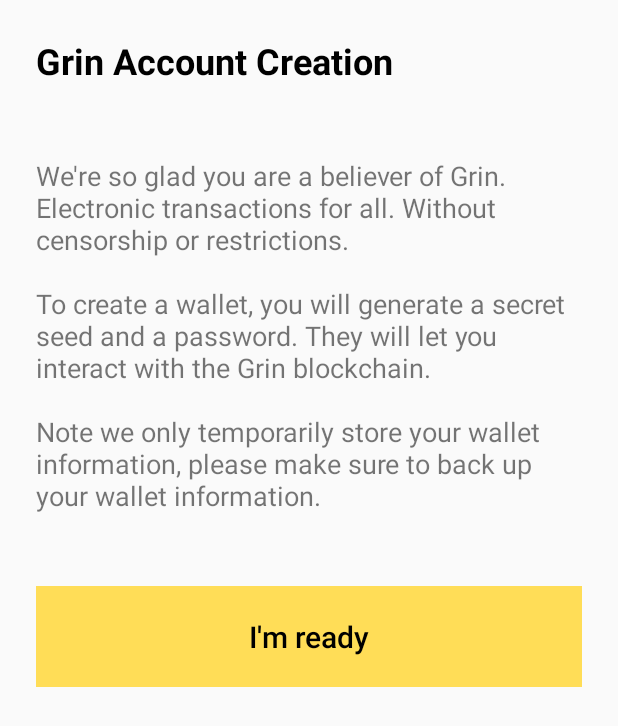
After one commit to grin-wallet/scalar, an Android app: the CreateAccountActivity screen opened directly, with no data from a screen before it, on a phone screen of 412 x 824 dp. The commit adds this screen. Shown: the top 726 px of the screen. Run offline under Robolectric (Android 15) with nearby library versions, the phone set to English and light mode, and no system bars.

Commit message:
Add Create account inital activity

```diff
--- a/app/src/main/AndroidManifest.xml
+++ b/app/src/main/AndroidManifest.xml
@@ -9,6 +9,7 @@
         android:roundIcon="@mipmap/ic_launcher_round"
         android:supportsRtl="true"
         android:theme="@style/AppTheme">
+        <activity android:name=".activities.CreateAccountActivity"></activity>
         <activity android:name=".activities.LoginActivity">
             <intent-filter>
                 <action android:name="android.intent.action.MAIN" />
--- /dev/null
+++ b/app/src/main/java/com/scalar/scalar/activities/CreateAccountActivity.kt
@@ -0,0 +1,13 @@
+package com.scalar.scalar.activities
+
+import android.os.Bundle
+import com.scalar.scalar.BaseActivity
+import com.scalar.scalar.R
+
+class CreateAccountActivity : BaseActivity() {
+
+    override fun onCreate(savedInstanceState: Bundle?) {
+        super.onCreate(savedInstanceState)
+        setContentView(R.layout.activity_create_account)
+    }
+}
--- a/app/src/main/java/com/scalar/scalar/activities/LoginActivity.kt
+++ b/app/src/main/java/com/scalar/scalar/activities/LoginActivity.kt
@@ -1,13 +1,23 @@
 package com.scalar.scalar.activities
 
+import android.content.Intent
 import android.os.Bundle
 import com.scalar.scalar.BaseActivity
 import com.scalar.scalar.R
+import kotlinx.android.synthetic.main.activity_login.*
 
 class LoginActivity : BaseActivity() {
 
     override fun onCreate(savedInstanceState: Bundle?) {
         super.onCreate(savedInstanceState)
         setContentView(R.layout.activity_login)
+
+        createWalletButton.setOnClickListener {
+            startActivity(Intent(this, CreateAccountActivity::class.java))
+        }
+
+        importWalletButton.setOnClickListener {
+            // TODO: Start ImportActivity
+        }
     }
 }
--- /dev/null
+++ b/app/src/main/res/layout/activity_create_account.xml
@@ -0,0 +1,28 @@
+<?xml version="1.0" encoding="utf-8"?>
+<LinearLayout xmlns:android="http://schemas.android.com/apk/res/android"
+    xmlns:tools="http://schemas.android.com/tools"
+    android:layout_width="match_parent"
+    android:layout_height="match_parent"
+    android:orientation="vertical"
+    tools:context=".activities.CreateAccountActivity">
+
+    <TextView
+        android:layout_width="wrap_content"
+        android:layout_height="wrap_content"
+        android:text="@string/create_account_title"
+        style="@style/ActivityTitle" />
+
+    <TextView
+        android:layout_width="wrap_content"
+        android:layout_height="wrap_content"
+        android:text="@string/create_account_intro"
+        style="@style/ParagraphText" />
+
+    <Button
+        android:id="@+id/importWalletButton"
+        android:layout_width="match_parent"
+        android:layout_height="wrap_content"
+        android:text="@string/ready"
+        style="@style/PrimaryButton" />
+
+</LinearLayout>
--- a/app/src/main/res/layout/activity_login.xml
+++ b/app/src/main/res/layout/activity_login.xml
@@ -9,7 +9,7 @@
     <ImageView
         android:layout_width="match_parent"
         android:layout_height="wrap_content"
-        android:layout_weight="1"/>
+        android:layout_weight="1" />
 
     <TextView
         android:layout_width="wrap_content"
@@ -20,7 +20,7 @@
         android:padding="24dp"
         android:textColor="@color/black"
         android:textStyle="bold"
-        android:text="@string/app_name"/>
+        android:text="@string/app_name" />
 
     <TextView
         android:layout_width="wrap_content"
@@ -31,15 +31,17 @@
         android:textColor="@color/black"
         android:textAlignment="viewStart"
         android:padding="24dp"
-        android:text="@string/description_wallet"/>
+        android:text="@string/description_wallet" />
 
     <Button
+        android:id="@+id/createWalletButton"
         android:layout_width="match_parent"
         android:layout_height="wrap_content"
         android:text="@string/create_wallet"
-        style="@style/PrimaryButton"/>
+        style="@style/PrimaryButton" />
 
     <Button
+        android:id="@+id/importWalletButton"
         android:layout_width="match_parent"
         android:layout_height="wrap_content"
         android:text="@string/import_wallet"
--- /dev/null
+++ b/app/src/main/res/values/dimens.xml
@@ -0,0 +1,9 @@
+<?xml version="1.0" encoding="utf-8"?>
+<resources>
+
+    <dimen name="title">24sp</dimen>
+
+    <dimen name="margin">24dp</dimen>
+    <dimen name="padding">24dp</dimen>
+
+</resources>
--- a/app/src/main/res/values/strings.xml
+++ b/app/src/main/res/values/strings.xml
@@ -1,8 +1,20 @@
 <resources>
     <string name="app_name">Scalar</string>
 
-    <!-- Login Strings -->
+    <!-- Login -->
     <string name="create_wallet">Create New Wallet</string>
     <string name="import_wallet">Import Wallet</string>
     <string name="description_wallet">A Simple Grin wallet for your enjoyment</string>
+
+    <!-- Create Account -->
+    <string name="create_account_title">Grin Account Creation</string>
+    <string name="create_account_intro">We\'re so glad you are a believer of Grin. Electronic
+        transactions for all. Without censorship or restrictions.\n\nTo create a wallet, you will
+        generate a secret seed and a password. They will let you interact with the Grin blockchain.
+        \n\nNote we only temporarily store your wallet information, please make sure to back up your
+        wallet information.
+    </string>
+    <string name="ready">I\'m ready</string>
+
+
 </resources>
--- a/app/src/main/res/values/styles.xml
+++ b/app/src/main/res/values/styles.xml
@@ -13,9 +13,27 @@
         <item name="android:textSize">20sp</item>
         <item name="android:textColor">@color/black</item>
         <item name="android:padding">20dp</item>
+        <item name="android:foreground">?android:attr/selectableItemBackground</item>
         <item name="android:background">@color/colorAccent</item>
-        <item name="android:layout_margin">24dp</item>
+        <item name="android:layout_margin">@dimen/margin</item>
         <item name="android:textAllCaps">false</item>
     </style>
 
+    <!-- Title -->
+
+    <style name="ActivityTitle">
+        <item name="android:textSize">@dimen/title</item>
+        <item name="android:textColor">@color/black</item>
+        <item name="android:textStyle">bold</item>
+        <item name="android:layout_margin">@dimen/margin</item>
+    </style>
+
+
+    <!-- Text -->
+
+    <style name="ParagraphText">
+        <item name="android:layout_margin">@dimen/margin</item>
+        <item name="android:textSize">18sp</item>
+    </style>
+
 </resources>
```
